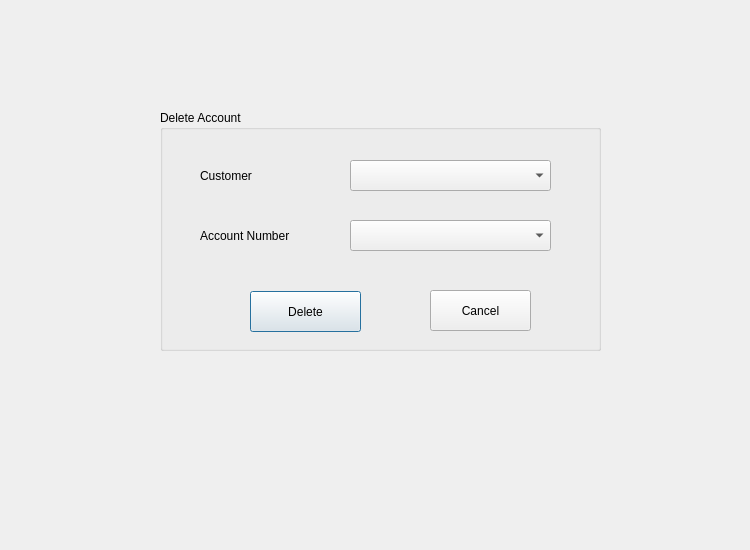
jonathansaetre/BankSystem, file accountdelete.ui: the form before one commit.
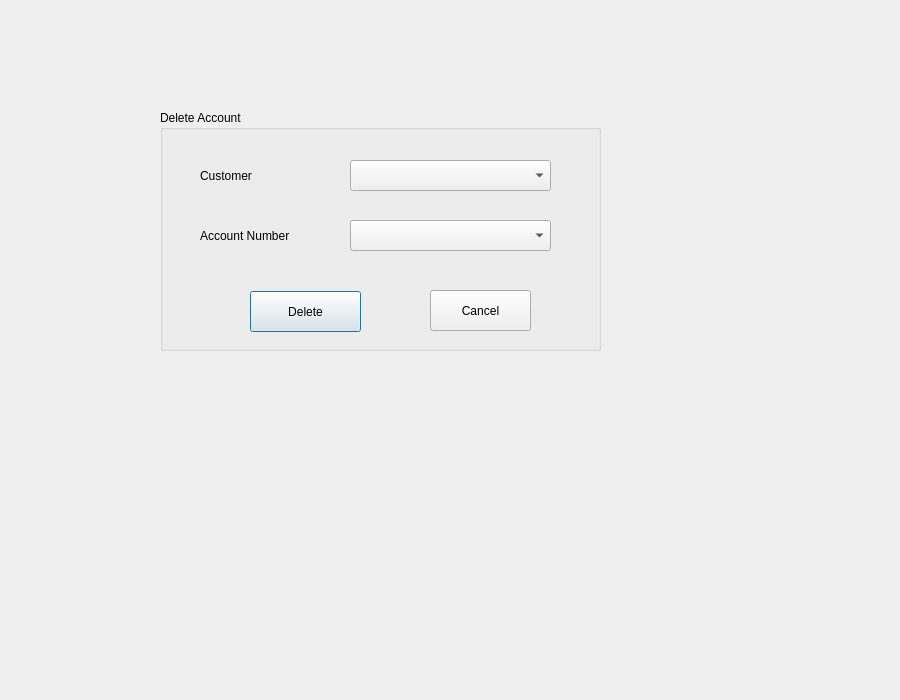
The form after the commit.

The edit to the form file:
```diff
--- a/accountdelete.ui
+++ b/accountdelete.ui
@@ -6,20 +6,20 @@
    <rect>
     <x>0</x>
     <y>0</y>
-    <width>750</width>
-    <height>550</height>
+    <width>900</width>
+    <height>700</height>
    </rect>
   </property>
   <property name="minimumSize">
    <size>
-    <width>750</width>
-    <height>550</height>
+    <width>900</width>
+    <height>700</height>
    </size>
   </property>
   <property name="maximumSize">
    <size>
-    <width>750</width>
-    <height>550</height>
+    <width>900</width>
+    <height>700</height>
    </size>
   </property>
   <property name="windowTitle">
```
